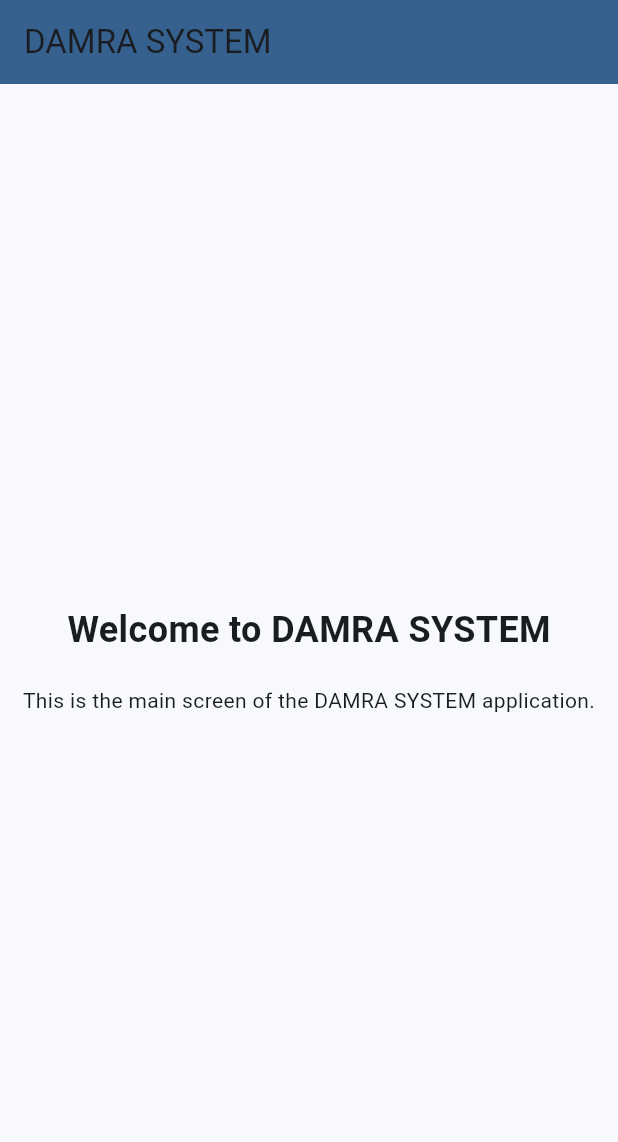
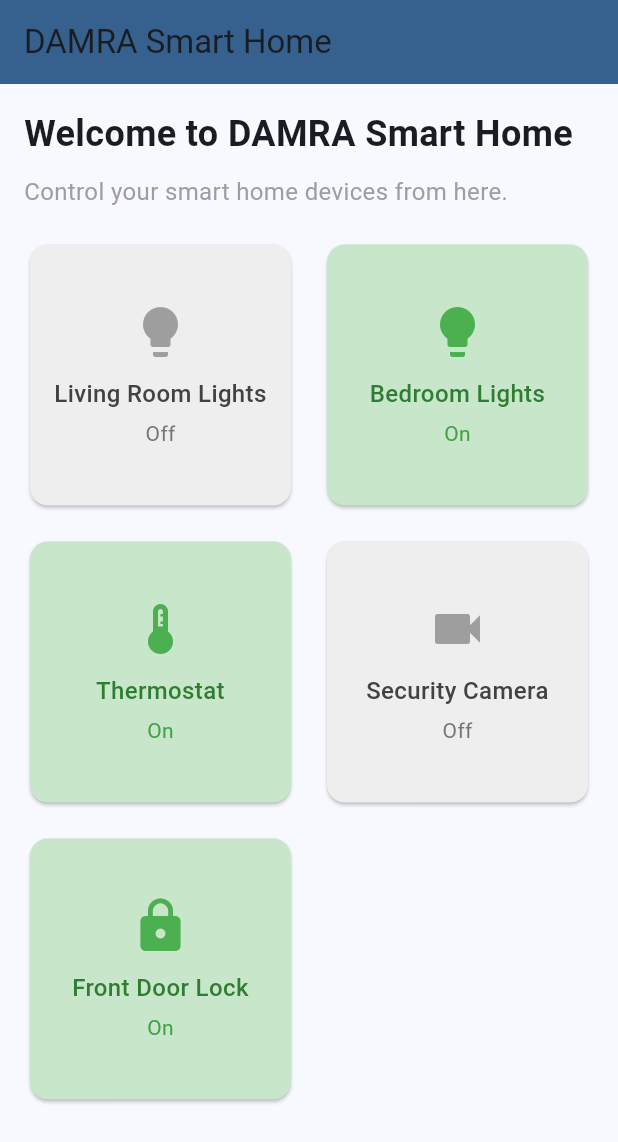
Before and after one commit to could-ai/019a4fc4-fdc6-7aa1-905c-1021b40abef4, a Flutter app: the screen it shows after launch, on a phone screen of 412 x 824 dp. Shown: the top 1142 px of the screen. Run offline on Flutter 3.47's test engine with Material 3 defaults, Android fonts, the phone set to English and light mode, and no system bars.

Commit message:
Completely redesigned the main.dart file to transform the basic welcome screen into a functional smart home dashboard. Replaced the simple text display with a grid-based layout of interactive device cards (for lights, thermostat, security camera, and door lock) using local state for on/off toggles. Added device-specific icons, status indicators (green for on, gray for off), and tap-to-toggle functionality. Included mock data for 5 common smart home devices, with TODO comments for future Supabase integration (e.g., real-time status syncing and command sending). Updated the app title and class names to reflect the smart home theme, ensuring the UI is responsive and follows Material Design for an intuitive user experience. This creates a prototype smart home control system that users can interact with immediately, simulating device management without requiring backend setup.; Updated the README.md to reflect the new smart home functionality. Changed the description to emphasize smart home control and automation. Added details about the new dashboard features, including the interactive device controls and mock data. Included a note about readiness for Supabase integration to inform users about future backend capabilities. This ensures the documentation accurately represents the app's current capabilities and guides users on how to run and understand the smart home system.

```diff
--- a/usr/lib/main.dart
+++ b/usr/lib/main.dart
@@ -10,43 +10,127 @@ class DAMRASystemApp extends StatelessWidget {
   @override
   Widget build(BuildContext context) {
     return MaterialApp(
-      title: 'DAMRA SYSTEM',
+      title: 'DAMRA SYSTEM - Smart Home',
       debugShowCheckedModeBanner: false,
       theme: ThemeData(
         colorScheme: ColorScheme.fromSeed(seedColor: Colors.blue),
       ),
-      home: const DAMRAHomePage(),
+      home: const SmartHomeDashboard(),
     );
   }
 }
 
-class DAMRAHomePage extends StatefulWidget {
-  const DAMRAHomePage({super.key});
+class SmartHomeDashboard extends StatefulWidget {
+  const SmartHomeDashboard({super.key});
 
   @override
-  State<DAMRAHomePage> createState() => _DAMRAHomePageState();
+  State<SmartHomeDashboard> createState() => _SmartHomeDashboardState();
 }
 
-class _DAMRAHomePageState extends State<DAMRAHomePage> {
+class _SmartHomeDashboardState extends State<SmartHomeDashboard> {
+  // Mock device states - in a real app, this would sync with Supabase
+  Map<String, bool> deviceStates = {
+    'Living Room Lights': false,
+    'Bedroom Lights': true,
+    'Thermostat': true,
+    'Security Camera': false,
+    'Front Door Lock': true,
+  };
+
+  void _toggleDevice(String deviceName) {
+    setState(() {
+      deviceStates[deviceName] = !deviceStates[deviceName]!;
+      // TODO: Send command to backend (e.g., Supabase Edge Function) for real device control
+    });
+  }
+
   @override
   Widget build(BuildContext context) {
     return Scaffold(
       appBar: AppBar(
-        title: const Text('DAMRA SYSTEM'),
+        title: const Text('DAMRA Smart Home'),
         backgroundColor: Theme.of(context).colorScheme.primary,
       ),
-      body: const Center(
+      body: Padding(
+        padding: const EdgeInsets.all(16.0),
         child: Column(
-          mainAxisAlignment: MainAxisAlignment.center,
+          crossAxisAlignment: CrossAxisAlignment.start,
           children: [
-            Text(
-              'Welcome to DAMRA SYSTEM',
+            const Text(
+              'Welcome to DAMRA Smart Home',
               style: TextStyle(fontSize: 24, fontWeight: FontWeight.bold),
             ),
-            SizedBox(height: 20),
-            Text(
-              'This is the main screen of the DAMRA SYSTEM application.',
-              textAlign: TextAlign.center,
+            const SizedBox(height: 10),
+            const Text(
+              'Control your smart home devices from here.',
+              style: TextStyle(fontSize: 16, color: Colors.grey),
+            ),
+            const SizedBox(height: 20),
+            Expanded(
+              child: GridView.builder(
+                gridDelegate: const SliverGridDelegateWithFixedCrossAxisCount(
+                  crossAxisCount: 2,
+                  crossAxisSpacing: 16,
+                  mainAxisSpacing: 16,
+                ),
+                itemCount: deviceStates.length,
+                itemBuilder: (context, index) {
+                  String deviceName = deviceStates.keys.elementAt(index);
+                  bool isOn = deviceStates[deviceName]!;
+                  IconData deviceIcon;
+
+                  // Assign icons based on device type
+                  if (deviceName.contains('Lights')) {
+                    deviceIcon = Icons.lightbulb;
+                  } else if (deviceName.contains('Thermostat')) {
+                    deviceIcon = Icons.thermostat;
+                  } else if (deviceName.contains('Camera')) {
+                    deviceIcon = Icons.videocam;
+                  } else if (deviceName.contains('Lock')) {
+                    deviceIcon = Icons.lock;
+                  } else {
+                    deviceIcon = Icons.device_unknown;
+                  }
+
+                  return Card(
+                    color: isOn ? Colors.green[100] : Colors.grey[200],
+                    child: InkWell(
+                      onTap: () => _toggleDevice(deviceName),
+                      child: Padding(
+                        padding: const EdgeInsets.all(16.0),
+                        child: Column(
+                          mainAxisAlignment: MainAxisAlignment.center,
+                          children: [
+                            Icon(
+                              deviceIcon,
+                              size: 40,
+                              color: isOn ? Colors.green : Colors.grey,
+                            ),
+                            const SizedBox(height: 10),
+                            Text(
+                              deviceName,
+                              textAlign: TextAlign.center,
+                              style: TextStyle(
+                                fontSize: 16,
+                                fontWeight: FontWeight.w500,
+                                color: isOn ? Colors.green[800] : Colors.grey[800],
+                              ),
+                            ),
+                            const SizedBox(height: 5),
+                            Text(
+                              isOn ? 'On' : 'Off',
+                              style: TextStyle(
+                                fontSize: 14,
+                                color: isOn ? Colors.green[600] : Colors.grey[600],
+                              ),
+                            ),
+                          ],
+                        ),
+                      ),
+                    ),
+                  );
+                },
+              ),
             ),
           ],
         ),
```
Also changed, not shown: 1 other file.
